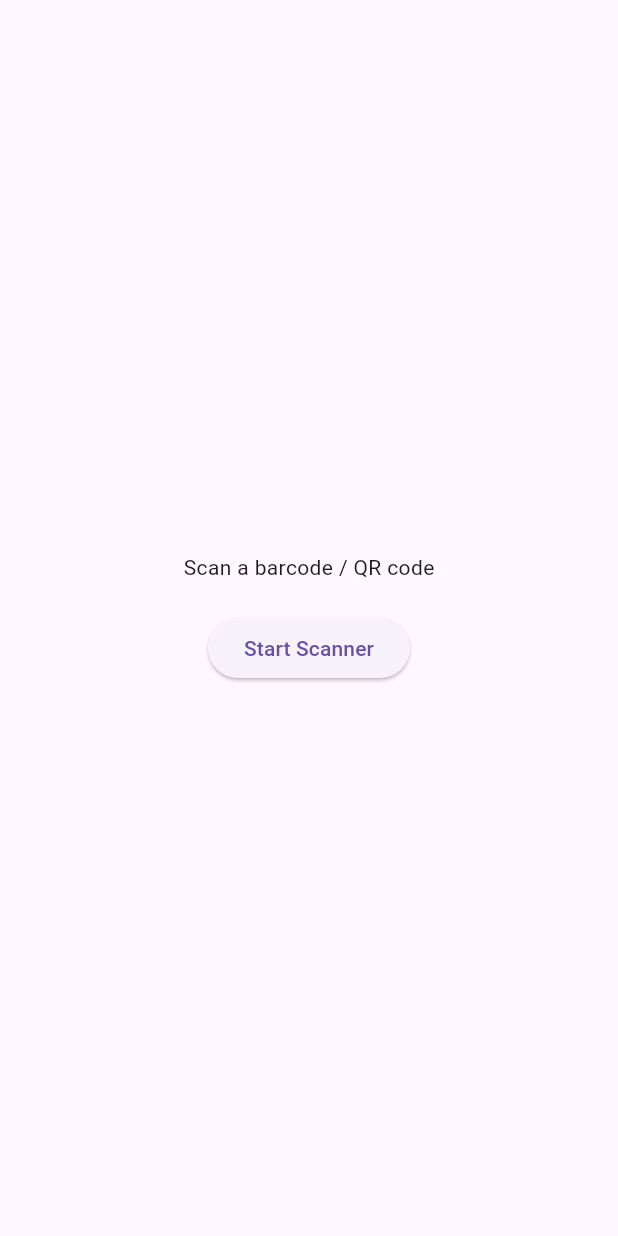
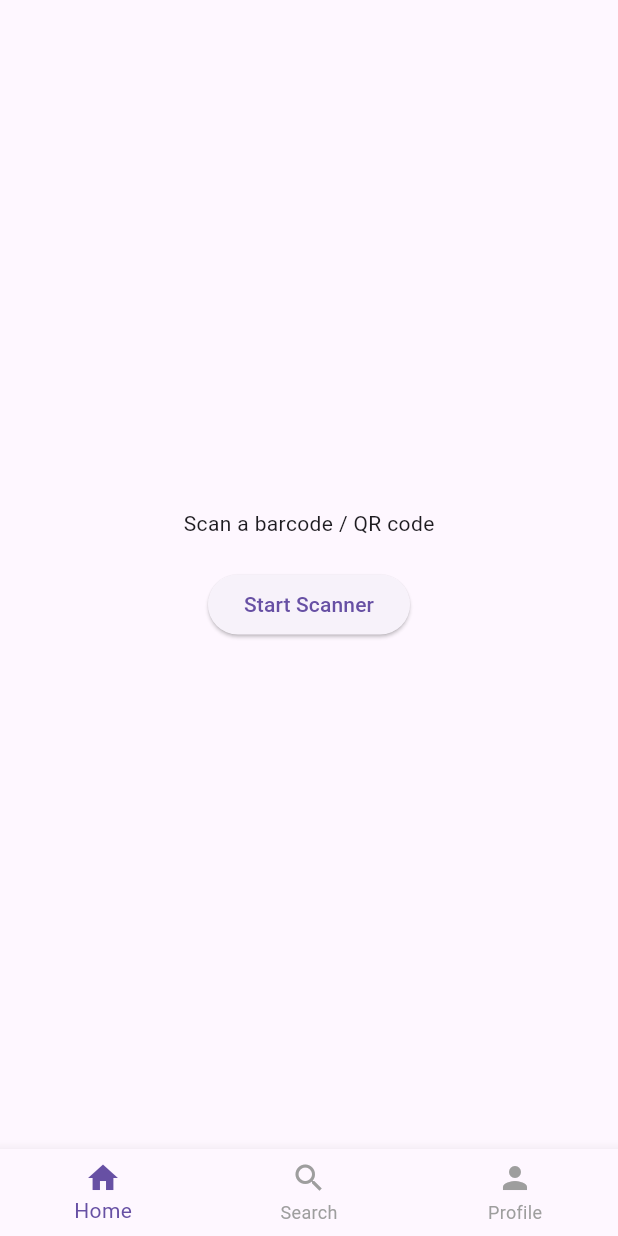
Before and after one commit to hindarmara/inventoryApp-front-end, a Flutter app: the screen it shows after launch, on a phone screen of 412 x 824 dp. Run offline on Flutter 3.47's test engine with Material 3 defaults, Android fonts, the phone set to English and light mode, and no system bars; missing offline and left inert: mobile_scanner.

Commit message:
feat: add bottom nav-bar

```diff
--- a/lib/main.dart
+++ b/lib/main.dart
@@ -2,9 +2,50 @@ import 'package:flutter/material.dart';
 import 'package:mobile_scanner/mobile_scanner.dart';
 import 'package:http/http.dart' as http;
 import 'dart:convert';
+import 'widget/bottom_navbar.dart'; // ← import your BottomNavBar
 
 void main() {
-  runApp(MaterialApp(home: Scaffold(body: Container(child: ScannerScreen()))));
+  runApp(const MyApp());
+}
+
+class MyApp extends StatelessWidget {
+  const MyApp({super.key});
+  @override
+  Widget build(BuildContext context) {
+    return MaterialApp(
+      title: 'Inventory Scanner',
+      theme: ThemeData(primarySwatch: Colors.blue),
+      home: const HomePage(),
+    );
+  }
+}
+
+class HomePage extends StatefulWidget {
+  const HomePage({super.key});
+  @override
+  State<HomePage> createState() => _HomePageState();
+}
+
+class _HomePageState extends State<HomePage> {
+  int _currentIndex = 0;
+
+  // map each tab to a widget
+  final List<Widget> _pages = [
+    const ScannerScreen(),
+    const Center(child: Text('Search')), // placeholder
+    const Center(child: Text('Profile')), // placeholder
+  ];
+
+  @override
+  Widget build(BuildContext context) {
+    return Scaffold(
+      body: _pages[_currentIndex],
+      bottomNavigationBar: BottomNavBar(
+        currentIndex: _currentIndex,
+        onTap: (idx) => setState(() => _currentIndex = idx),
+      ),
+    );
+  }
 }
 
 class ScannerScreen extends StatefulWidget {
@@ -62,7 +103,8 @@ class _ScannerScreenState extends State<ScannerScreen> {
 
         await showDialog(
           context: context,
-        builder: (_) => AlertDialog(
+          builder:
+              (_) => AlertDialog(
                 title: const Text('Item Found'),
                 content: Text('Product: $name\nQuantity: $qty\nBarcode: $code'),
                 actions: [
@@ -76,7 +118,8 @@ class _ScannerScreenState extends State<ScannerScreen> {
       } else if (response.statusCode == 404) {
         await showDialog(
           context: context,
-        builder: (_) => AlertDialog(
+          builder:
+              (_) => AlertDialog(
                 title: const Text('Item Not Found'),
                 content: Text('Barcode: $code not found in inventory.'),
                 actions: [
@@ -93,7 +136,8 @@ class _ScannerScreenState extends State<ScannerScreen> {
     } catch (e) {
       await showDialog(
         context: context,
-      builder: (_) => AlertDialog(
+        builder:
+            (_) => AlertDialog(
               title: const Text('Error'),
               content: Text('Failed to fetch data for barcode: $code\n$e'),
               actions: [
@@ -106,7 +150,6 @@ class _ScannerScreenState extends State<ScannerScreen> {
       );
     }
   }
-
 
   @override
   Widget build(BuildContext context) {
--- /dev/null
+++ b/lib/widget/bottom_navbar.dart
@@ -0,0 +1,34 @@
+import 'package:flutter/material.dart';
+
+/// A simple BottomNavigationBar with [onTap] callback.
+class BottomNavBar extends StatefulWidget {
+  /// Current selected index.
+  final int currentIndex;
+
+  /// Called when an item is tapped.
+  final ValueChanged<int> onTap;
+
+  const BottomNavBar({Key? key, this.currentIndex = 0, required this.onTap})
+    : super(key: key);
+
+  @override
+  State<BottomNavBar> createState() => _BottomNavBarState();
+}
+
+class _BottomNavBarState extends State<BottomNavBar> {
+  @override
+  Widget build(BuildContext context) {
+    return BottomNavigationBar(
+      currentIndex: widget.currentIndex,
+      onTap: widget.onTap,
+      items: const [
+        BottomNavigationBarItem(icon: Icon(Icons.home), label: 'Home'),
+        BottomNavigationBarItem(icon: Icon(Icons.search), label: 'Search'),
+        BottomNavigationBarItem(icon: Icon(Icons.person), label: 'Profile'),
+      ],
+      selectedItemColor: Theme.of(context).primaryColor,
+      unselectedItemColor: Colors.grey,
+      showUnselectedLabels: true,
+    );
+  }
+}
```
Also changed, not shown: pubspec.lock, 3 other files. Lines whose indentation alone changed are shown as unchanged.
